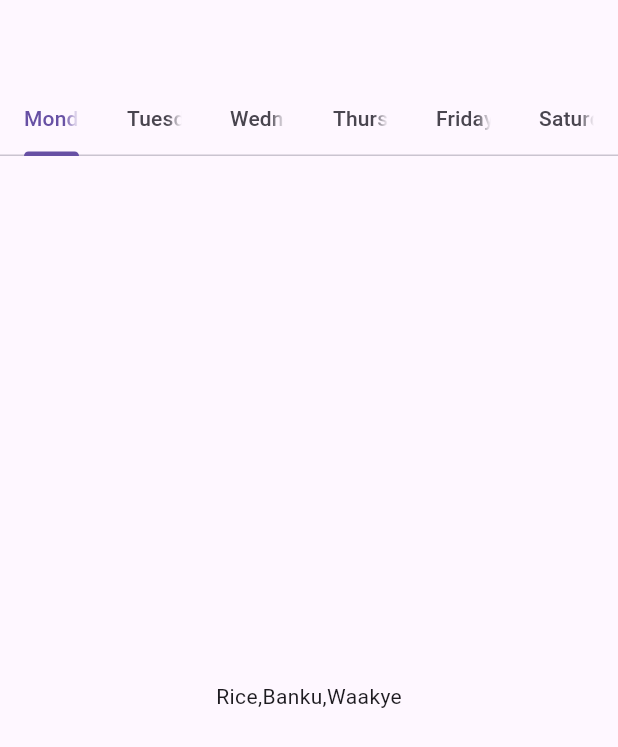
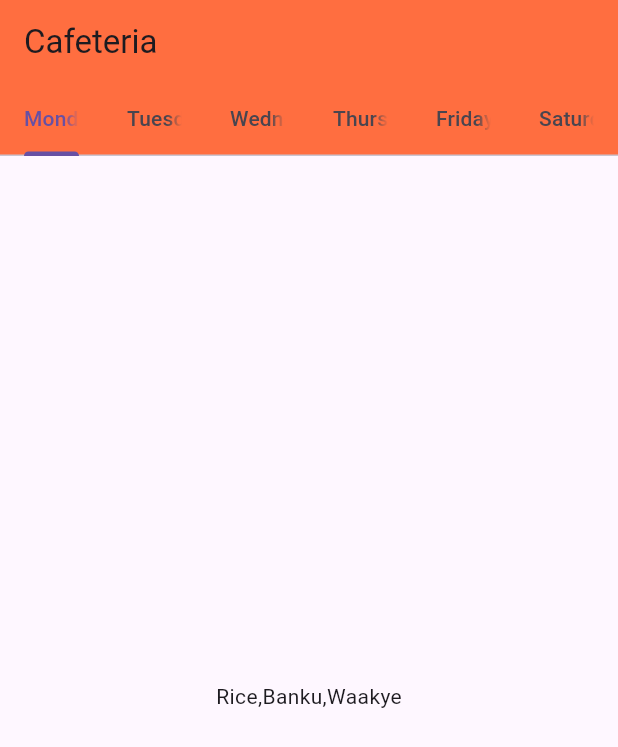
Before and after one commit to Amoako419/Flutter_Assignment_1, a Flutter app: the screen it shows after launch, on a phone screen of 412 x 824 dp. Shown: the top 747 px of the screen. Run offline on Flutter 3.47's test engine with Material 3 defaults, Android fonts, the phone set to English and light mode, and no system bars.

Commit message:
initial commit

```diff
--- a/cafetaria/lib/main.dart
+++ b/cafetaria/lib/main.dart
@@ -14,6 +14,7 @@
         length: 6,
         child: Scaffold(
           appBar: AppBar(
+            backgroundColor: Colors.deepOrangeAccent,
             bottom: const TabBar(
               tabs: [
                 Tab(text:"Monday"),
@@ -24,14 +25,14 @@
                 Tab(text:"Saturday"),
               ],
             ),
-            title: const Text(''),
+            title: const Text('Cafeteria'),
           ),
           body: const TabBarView(
        children: [
 
           Center(child: Text("Rice,Banku,Waakye")),
-          Center(child: Text("Rice,Banku,Waakye")),
-          Center(child: Text("Rice,Banku,Waakye")),
+          Center(child: Text("Jollof,TZ,Waakye")),
+          Center(child: Text("koko,Braised Rice,Fufu")),
           Center(child: Text("Rice,Banku,Waakye")),
           Center(child: Text("Rice,Banku,Waakye")),
           Center(child: Text("Rice,Banku,Waakye")),
```
